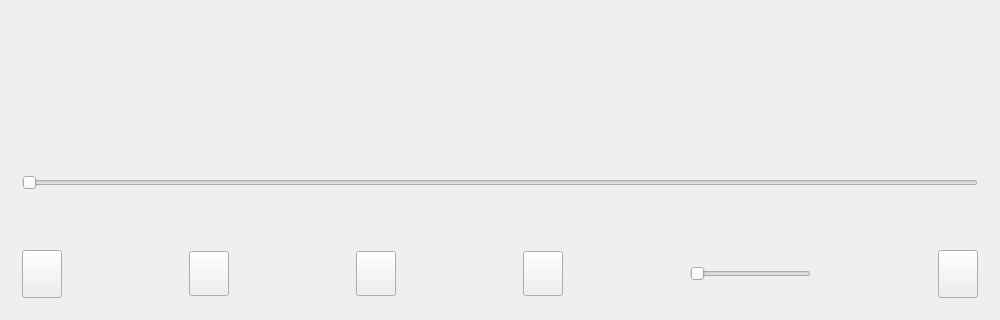
First picture: the form in myVedioPlayer/widget.ui, repository qwd867/school-multi--media, before the edit; both pictures show x 0 to 1000 and y 280 to 600 of the 1000 by 600 pixel window.
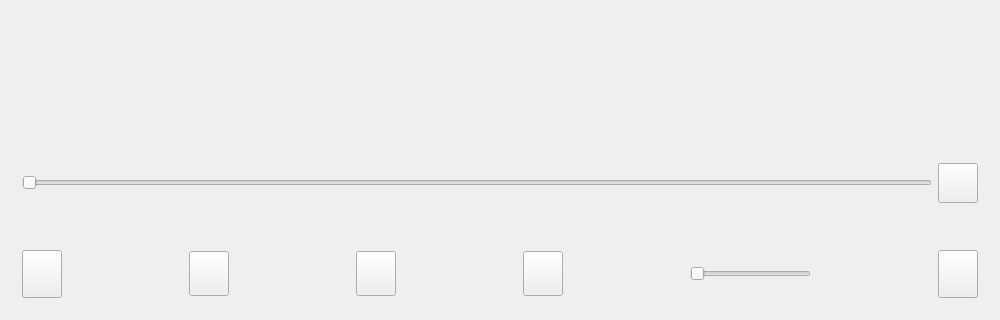
Second picture: the form after the edit. Icons and pictures are not drawn.

Commit message: 解决视频卡顿问题，正在进行播放顺序修改

Patch:
```diff
--- a/myVedioPlayer/widget.ui
+++ b/myVedioPlayer/widget.ui
@@ -20,28 +20,6 @@
    <string>Widget</string>
   </property>
   <layout class="QGridLayout" name="gridLayout">
-   <item row="1" column="0">
-    <widget class="QWidget" name="widget_3" native="true">
-     <property name="maximumSize">
-      <size>
-       <width>16777215</width>
-       <height>100</height>
-      </size>
-     </property>
-     <layout class="QVBoxLayout" name="verticalLayout">
-      <item>
-       <widget class="QSlider" name="hSlider_progressBar">
-        <property name="mouseTracking">
-         <bool>true</bool>
-        </property>
-        <property name="orientation">
-         <enum>Qt::Horizontal</enum>
-        </property>
-       </widget>
-      </item>
-     </layout>
-    </widget>
-   </item>
    <item row="2" column="0">
     <widget class="QWidget" name="widget_2" native="true">
      <property name="maximumSize">
@@ -207,10 +185,60 @@
     </widget>
    </item>
    <item row="0" column="0">
-    <widget class="QLabel" name="label">
-     <property name="text">
-      <string/>
+    <widget class="QWidget" name="widget" native="true">
+     <layout class="QHBoxLayout" name="horizontalLayout_2">
+      <item>
+       <widget class="QLabel" name="label">
+        <property name="maximumSize">
+         <size>
+          <width>16777215</width>
+          <height>16777215</height>
+         </size>
+        </property>
+        <property name="text">
+         <string/>
+        </property>
+       </widget>
+      </item>
+     </layout>
+    </widget>
+   </item>
+   <item row="1" column="0">
+    <widget class="QWidget" name="widget_3" native="true">
+     <property name="maximumSize">
+      <size>
+       <width>16777215</width>
+       <height>100</height>
+      </size>
      </property>
+     <layout class="QHBoxLayout" name="horizontalLayout_3">
+      <item>
+       <widget class="QSlider" name="hSlider_progressBar">
+        <property name="mouseTracking">
+         <bool>true</bool>
+        </property>
+        <property name="orientation">
+         <enum>Qt::Horizontal</enum>
+        </property>
+       </widget>
+      </item>
+      <item>
+       <widget class="QPushButton" name="pushButton_playorder">
+        <property name="maximumSize">
+         <size>
+          <width>45</width>
+          <height>40</height>
+         </size>
+        </property>
+        <property name="styleSheet">
+         <string notr="true">border-image: url(:/new/prefix1/image/随机播放.png);</string>
+        </property>
+        <property name="text">
+         <string/>
+        </property>
+       </widget>
+      </item>
+     </layout>
     </widget>
    </item>
   </layout>
```
The commit also changes 13 other files.
